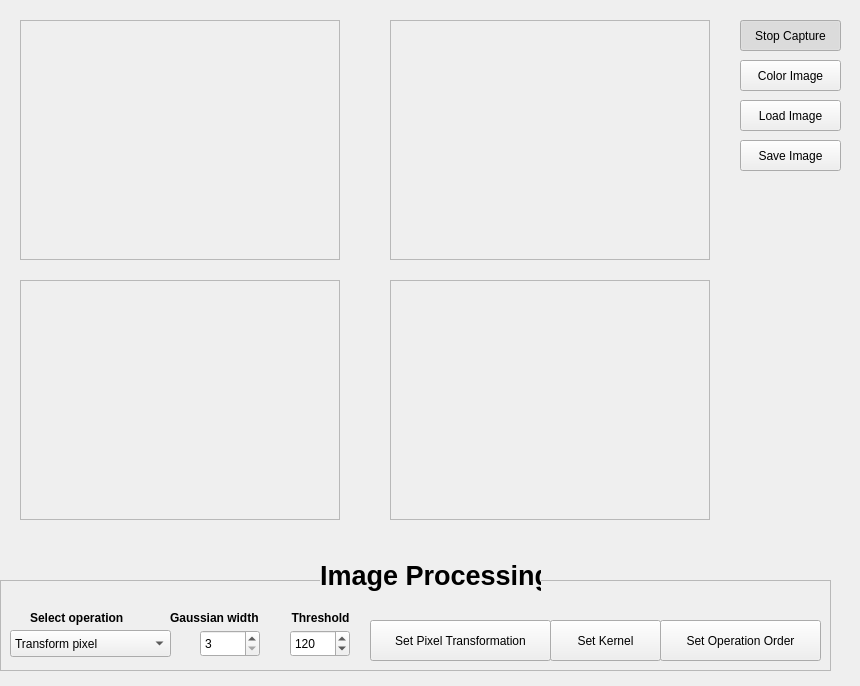
This is mainwindow.ui in CristinaMG/VisionArtificial as Qt 5 draws it before an edit. The edited form follows.
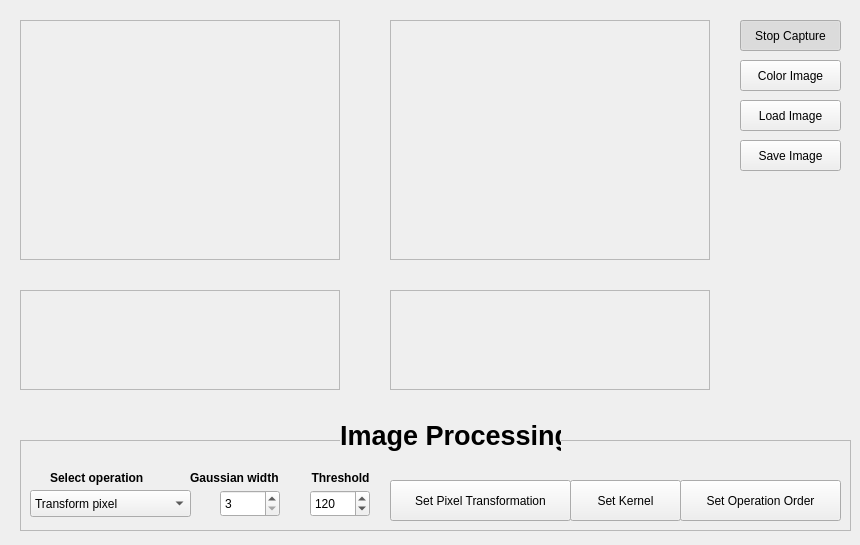
This is the edited form.

What changed in the file:
```diff
--- a/mainwindow.ui
+++ b/mainwindow.ui
@@ -7,7 +7,7 @@
     <x>0</x>
     <y>0</y>
     <width>860</width>
-    <height>686</height>
+    <height>545</height>
    </rect>
   </property>
   <property name="windowTitle">
@@ -105,8 +105,8 @@
   <widget class="QFrame" name="processingFrame">
    <property name="geometry">
     <rect>
-     <x>0</x>
-     <y>580</y>
+     <x>20</x>
+     <y>440</y>
      <width>831</width>
      <height>91</height>
     </rect>
@@ -302,8 +302,8 @@
   <widget class="QLabel" name="label">
    <property name="geometry">
     <rect>
-     <x>320</x>
-     <y>560</y>
+     <x>340</x>
+     <y>420</y>
      <width>221</width>
      <height>31</height>
     </rect>
@@ -341,9 +341,9 @@
    <property name="geometry">
     <rect>
      <x>20</x>
-     <y>280</y>
+     <y>290</y>
      <width>320</width>
-     <height>240</height>
+     <height>100</height>
     </rect>
    </property>
    <property name="frameShape">
@@ -357,9 +357,9 @@
    <property name="geometry">
     <rect>
      <x>390</x>
-     <y>280</y>
+     <y>290</y>
      <width>320</width>
-     <height>240</height>
+     <height>100</height>
     </rect>
    </property>
    <property name="frameShape">
```
Left out of the diff: 21 changed lines with no effect on the pictures.
